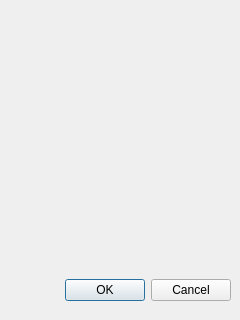
This is selecjugadores.ui in FelixRNV/Juego_OCA as Qt 5 draws it before an edit. The edited form follows.
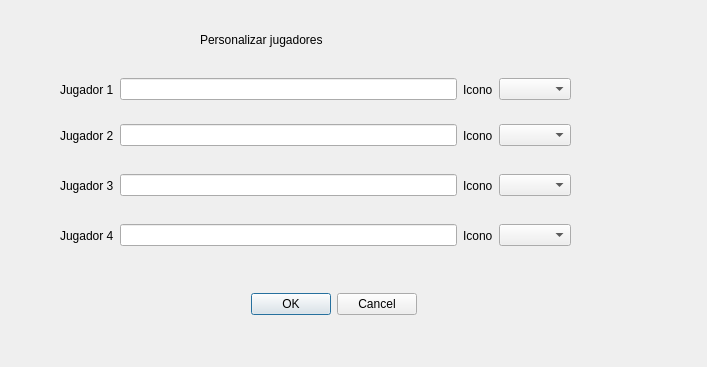
This is the edited form.

```diff
--- a/selecjugadores.ui
+++ b/selecjugadores.ui
@@ -5,29 +5,167 @@
    <rect>
     <x>0</x>
     <y>0</y>
-    <width>240</width>
-    <height>320</height>
+    <width>707</width>
+    <height>367</height>
    </rect>
   </property>
   <property name="windowTitle">
    <string>Dialog</string>
   </property>
-  <widget class="QDialogButtonBox" name="buttonBox">
+  <widget class="QWidget" name="layoutWidget">
    <property name="geometry">
     <rect>
-     <x>10</x>
-     <y>270</y>
-     <width>221</width>
+     <x>60</x>
+     <y>220</y>
+     <width>511</width>
+     <height>31</height>
+    </rect>
+   </property>
+   <layout class="QHBoxLayout" name="horizontalLayout_4">
+    <item>
+     <widget class="QLabel" name="label_4">
+      <property name="text">
+       <string>Jugador 4</string>
+      </property>
+     </widget>
+    </item>
+    <item>
+     <widget class="QLineEdit" name="lineEdit_4"/>
+    </item>
+    <item>
+     <widget class="QLabel" name="label_9">
+      <property name="text">
+       <string>Icono</string>
+      </property>
+     </widget>
+    </item>
+    <item>
+     <widget class="QComboBox" name="comboBox_4"/>
+    </item>
+   </layout>
+  </widget>
+  <widget class="QWidget" name="layoutWidget_2">
+   <property name="geometry">
+    <rect>
+     <x>60</x>
+     <y>120</y>
+     <width>511</width>
+     <height>31</height>
+    </rect>
+   </property>
+   <layout class="QHBoxLayout" name="horizontalLayout_2">
+    <item>
+     <widget class="QLabel" name="label_2">
+      <property name="text">
+       <string>Jugador 2</string>
+      </property>
+     </widget>
+    </item>
+    <item>
+     <widget class="QLineEdit" name="lineEdit_2"/>
+    </item>
+    <item>
+     <widget class="QLabel" name="label_7">
+      <property name="text">
+       <string>Icono</string>
+      </property>
+     </widget>
+    </item>
+    <item>
+     <widget class="QComboBox" name="comboBox_2"/>
+    </item>
+   </layout>
+  </widget>
+  <widget class="QWidget" name="layoutWidget_3">
+   <property name="geometry">
+    <rect>
+     <x>60</x>
+     <y>69</y>
+     <width>511</width>
      <height>41</height>
     </rect>
    </property>
-   <property name="orientation">
-    <enum>Qt::Horizontal</enum>
+   <layout class="QHBoxLayout" name="horizontalLayout">
+    <item>
+     <widget class="QLabel" name="label">
+      <property name="text">
+       <string>Jugador 1</string>
+      </property>
+     </widget>
+    </item>
+    <item>
+     <widget class="QLineEdit" name="lineEdit"/>
+    </item>
+    <item>
+     <widget class="QLabel" name="label_6">
+      <property name="text">
+       <string>Icono</string>
+      </property>
+     </widget>
+    </item>
+    <item>
+     <widget class="QComboBox" name="comboBox"/>
+    </item>
+   </layout>
+  </widget>
+  <widget class="QWidget" name="layoutWidget_4">
+   <property name="geometry">
+    <rect>
+     <x>60</x>
+     <y>170</y>
+     <width>511</width>
+     <height>31</height>
+    </rect>
+   </property>
+   <layout class="QHBoxLayout" name="horizontalLayout_3">
+    <item>
+     <widget class="QLabel" name="label_3">
+      <property name="text">
+       <string>Jugador 3</string>
+      </property>
+     </widget>
+    </item>
+    <item>
+     <widget class="QLineEdit" name="lineEdit_3"/>
+    </item>
+    <item>
+     <widget class="QLabel" name="label_8">
+      <property name="text">
+       <string>Icono</string>
+      </property>
+     </widget>
+    </item>
+    <item>
+     <widget class="QComboBox" name="comboBox_3"/>
+    </item>
+   </layout>
+  </widget>
+  <widget class="QDialogButtonBox" name="btnBox">
+   <property name="geometry">
+    <rect>
+     <x>250</x>
+     <y>290</y>
+     <width>167</width>
+     <height>29</height>
+    </rect>
    </property>
    <property name="standardButtons">
     <set>QDialogButtonBox::Cancel|QDialogButtonBox::Ok</set>
    </property>
   </widget>
+  <widget class="QLabel" name="label_5">
+   <property name="geometry">
+    <rect>
+     <x>200</x>
+     <y>30</y>
+     <width>211</width>
+     <height>20</height>
+    </rect>
+   </property>
+   <property name="text">
+    <string>Personalizar jugadores</string>
+   </property>
+  </widget>
  </widget>
  <resources/>
  <connections>
```
Left out of the diff: 36 changed lines with no effect on the pictures.
